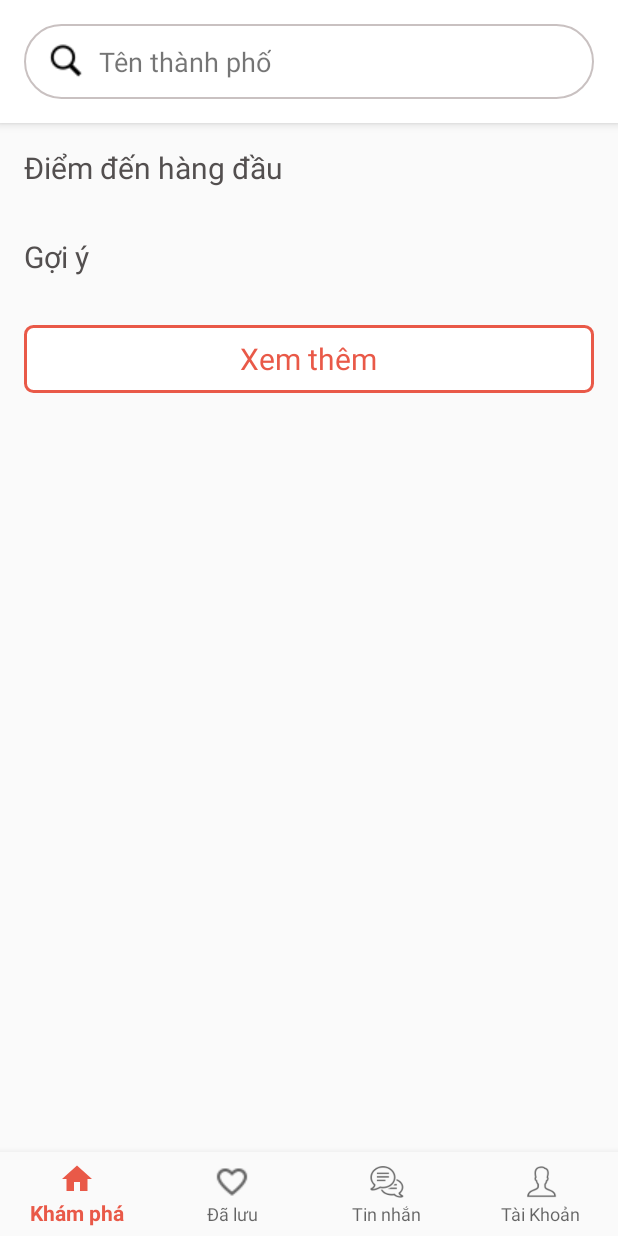
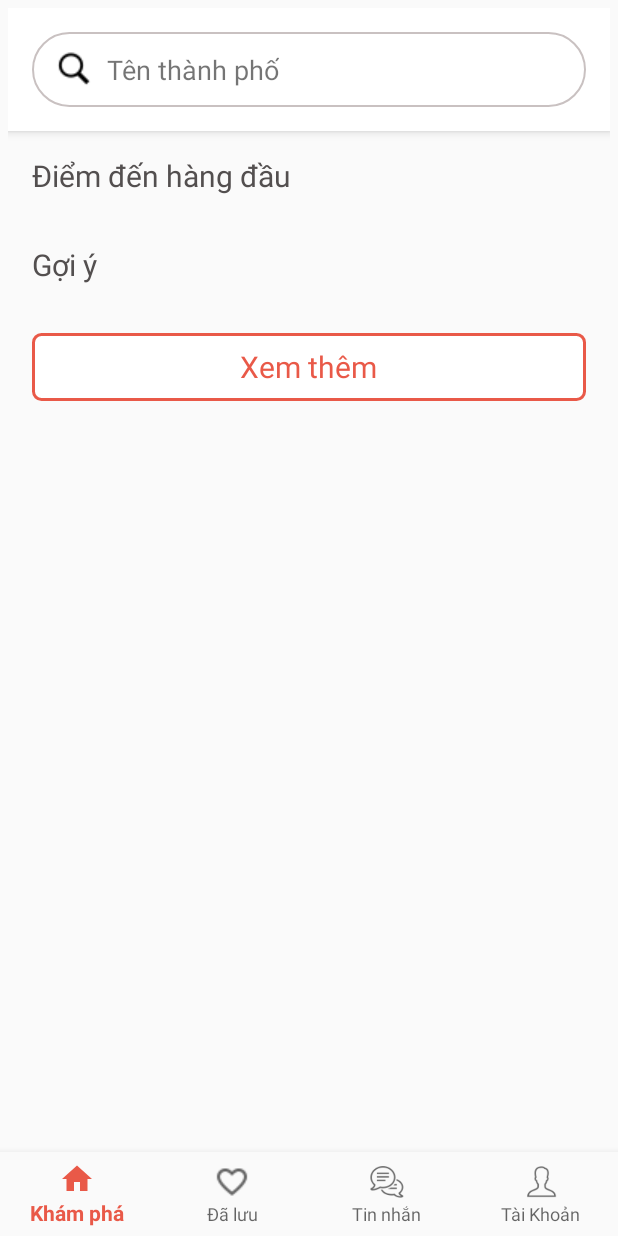
Before and after one commit to locvp98/Bookhotels, an Android app: the screen it shows after launch (HomeNavActivity), on a phone screen of 412 x 824 dp. Run offline under Robolectric (Android 15) with nearby library versions, the phone set to English and light mode, and no system bars.

Commit message:
update 1305

```diff
--- a/app/src/main/java/com/example/bookhotels/uiview/alldiscovery/AllDiscovery.kt
+++ b/app/src/main/java/com/example/bookhotels/uiview/alldiscovery/AllDiscovery.kt
@@ -10,6 +10,7 @@ import android.view.View
 import android.widget.Toolbar
 import com.example.bookhotels.R
 import com.example.bookhotels.adapter.AllDiscoveryHotel
+import com.example.bookhotels.dto.AllCity
 import com.example.bookhotels.dto.City
 import com.example.bookhotels.dto.Hotels
 import com.example.bookhotels.uiview.discover.DiscoveryPresenter
@@ -21,6 +22,7 @@ import kotlinx.android.synthetic.main.activity_all_discovery.*
 
 
 class AllDiscovery : AppCompatActivity(),DiscoveryView {
+
     lateinit var discoveryPresenter: DiscoveryPresenter
     lateinit var hotels: Hotels
     lateinit var allaraylist:ArrayList<Hotels>
@@ -60,7 +62,7 @@ class AllDiscovery : AppCompatActivity(),DiscoveryView {
         recycle_alldis.adapter =adapter
     }
 
-    override fun getdatacity(citylist: ArrayList<City>) {
+    override fun getdatacity(citylist: ArrayList<AllCity>) {
 
     }
 }
--- a/app/src/main/java/com/example/bookhotels/uiview/discover/DiscoveryPresenter.kt
+++ b/app/src/main/java/com/example/bookhotels/uiview/discover/DiscoveryPresenter.kt
@@ -1,10 +1,12 @@
 package com.example.bookhotels.uiview.discover
 
 import android.util.Log
+import com.example.bookhotels.dto.AllCity
 import com.example.bookhotels.dto.City
 import com.example.bookhotels.dto.Hotels
 
 class DiscoveryPresenter(val discoveryView: DiscoveryView):Discoverylistenner{
+
 
 
     private val discoveryModel = DiscoveryModel(this)
@@ -12,12 +14,18 @@ class DiscoveryPresenter(val discoveryView: DiscoveryView):Discoverylistenner{
     fun getCampaignsModel() {
         discoveryModel.getDiscoveryHotel()
     }
+    fun getdatacitytp(){
+        discoveryModel.getdataCity()
+    }
+
 
     override fun getdatahotels(discoverylist: ArrayList<Hotels>) {
             discoveryView.getdatahotels(discoverylist)
         }
 
-    override fun getcity(citylist: ArrayList<City>) {
+    override fun getcity(citylist: ArrayList<AllCity>) {
         discoveryView.getdatacity(citylist)
     }
+
+
     }
--- a/app/src/main/java/com/example/bookhotels/uiview/discover/DiscoveryView.kt
+++ b/app/src/main/java/com/example/bookhotels/uiview/discover/DiscoveryView.kt
@@ -1,10 +1,12 @@
 package com.example.bookhotels.uiview.discover
 
+import com.example.bookhotels.dto.AllCity
 import com.example.bookhotels.dto.City
 import com.example.bookhotels.dto.Hotels
 
 interface DiscoveryView {
 
     fun getdatahotels(hotelslist:ArrayList<Hotels>)
-    fun getdatacity(citylist:ArrayList<City>)
+    fun getdatacity(citylist:ArrayList<AllCity>)
+
 }
--- a/app/src/main/java/com/example/bookhotels/uiview/discover/Discoverylistenner.kt
+++ b/app/src/main/java/com/example/bookhotels/uiview/discover/Discoverylistenner.kt
@@ -1,9 +1,11 @@
 package com.example.bookhotels.uiview.discover
 
+import com.example.bookhotels.dto.AllCity
 import com.example.bookhotels.dto.City
 import com.example.bookhotels.dto.Hotels
 
 interface Discoverylistenner {
     fun getdatahotels(discoverylist: ArrayList<Hotels>)
-    fun getcity(citylist:ArrayList<City>)
+    fun getcity(citylist:ArrayList<AllCity>)
+
 }
--- a/app/src/main/java/com/example/bookhotels/websecvice/Service.kt
+++ b/app/src/main/java/com/example/bookhotels/websecvice/Service.kt
@@ -9,4 +9,7 @@ interface Service {
     @GET("/dataroms")
     fun getdatakhachsan():Call<ResponseBody>
 
+    @GET("/datahotels")
+    fun getdatathanhpho():Call<ResponseBody>
+
 }
--- a/app/src/main/res/drawable/custum_imagegioithieu.xml
+++ b/app/src/main/res/drawable/custum_imagegioithieu.xml
@@ -2,7 +2,7 @@
 <shape xmlns:android="http://schemas.android.com/apk/res/android"
     android:shape="rectangle">
 
-    <solid android:color="#ff0"
+    <solid android:color="@color/white"
           />
     <corners android:radius="15dp" />
 
--- a/app/src/main/res/layout/fragment_discover.xml
+++ b/app/src/main/res/layout/fragment_discover.xml
@@ -1,10 +1,17 @@
 <?xml version="1.0" encoding="utf-8"?>
-<ScrollView
+<LinearLayout
         xmlns:android="http://schemas.android.com/apk/res/android"
+        xmlns:app="http://schemas.android.com/apk/res-auto"
         android:layout_width="match_parent"
         android:layout_height="match_parent"
         android:fillViewport="true"
-        xmlns:app="http://schemas.android.com/apk/res-auto">
+        android:fitsSystemWindows="true"
+        android:paddingBottom="2dp"
+        android:paddingLeft="5dp"
+        android:paddingRight="5dp"
+        android:paddingTop="5dp"
+        android:layout_gravity="fill_vertical"
+        app:layout_behavior="@string/appbar_scrolling_view_behavior">
 
     <LinearLayout
             android:layout_width="match_parent"
@@ -43,12 +50,15 @@
 
         </android.support.design.widget.AppBarLayout>
 
+        <android.support.v4.widget.NestedScrollView
+                app:layout_behavior="@string/appbar_scrolling_view_behavior"
+                android:layout_width="match_parent"
+                android:layout_height="wrap_content">
         <LinearLayout
                 app:layout_scrollFlags="scroll"
                 android:orientation="vertical"
                 android:layout_width="match_parent"
                 android:layout_height="wrap_content">
-
 
 
             <TextView
@@ -110,6 +120,8 @@
             </RelativeLayout>
 
         </LinearLayout>
+        </android.support.v4.widget.NestedScrollView>
+
     </LinearLayout
     >
-</ScrollView>
+</LinearLayout>
```
Also changed, not shown: app/src/main/AndroidManifest.xml (+11 -2 lines), app/src/main/java/com/example/bookhotels/adapter/DiscoveryAdapter.kt (+46 -0 lines), app/src/main/java/com/example/bookhotels/adapter/DiscoveryCityAdapter.kt (+6 -2 lines), app/src/main/java/com/example/bookhotels/dto/AllCity.kt (added, +20 -0 lines), app/src/main/java/com/example/bookhotels/dto/Hotels.kt (+7 -18 lines), app/src/main/java/com/example/bookhotels/uiview/detailhotels/DetailHotelsActivity.kt (added, +46 -0 lines), app/src/main/java/com/example/bookhotels/uiview/discover/DiscoverFragment.kt (+7 -2 lines), app/src/main/java/com/example/bookhotels/uiview/discover/DiscoveryModel.kt (+42 -9 lines), app/src/main/res/layout/activity_detail_hotels.xml (added, +73 -0 lines). Lines whose indentation alone changed are shown as unchanged.
